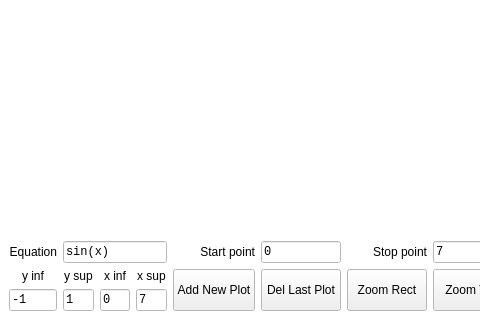
Old version of the form Grafico.ui in the repository Diogo-Rossi/SimplePlot; both pictures show x 0 to 480 and y 189 to 509 of the 780 by 509 pixel window.
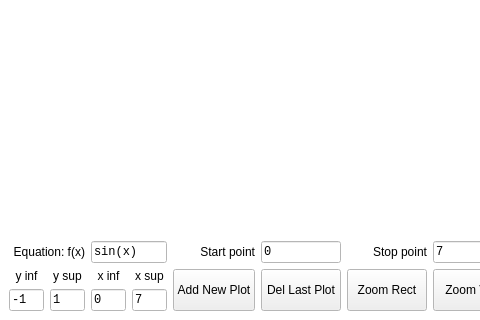
New version of the form. Icons and pictures are not drawn.

Commit message: Zoom with rectangle (RectangleSelector). Correct logic to make possible delete all the plots.

The edit to the form file:
```diff
--- a/Grafico.ui
+++ b/Grafico.ui
@@ -188,16 +188,6 @@
         </property>
        </widget>
       </item>
-      <item row="0" column="0">
-       <widget class="QLabel" name="label">
-        <property name="text">
-         <string>Equation</string>
-        </property>
-        <property name="alignment">
-         <set>Qt::AlignRight|Qt::AlignTrailing|Qt::AlignVCenter</set>
-        </property>
-       </widget>
-      </item>
       <item row="1" column="5" rowspan="2">
        <widget class="QPushButton" name="pushButtonDelPlot">
         <property name="sizePolicy">
@@ -346,24 +336,6 @@
         </property>
        </widget>
       </item>
-      <item row="0" column="1" colspan="3">
-       <widget class="QLineEdit" name="lineEditEq">
-        <property name="font">
-         <font>
-          <family>Consolas</family>
-         </font>
-        </property>
-        <property name="tabletTracking">
-         <bool>false</bool>
-        </property>
-        <property name="text">
-         <string>sin(x)</string>
-        </property>
-        <property name="placeholderText">
-         <string>Write Equation Here</string>
-        </property>
-       </widget>
-      </item>
       <item row="0" column="5">
        <widget class="QLineEdit" name="lineEditStart">
         <property name="sizePolicy">
@@ -466,6 +438,34 @@
         </property>
        </widget>
       </item>
+      <item row="0" column="2" colspan="2">
+       <widget class="QLineEdit" name="lineEditEq">
+        <property name="font">
+         <font>
+          <family>Consolas</family>
+         </font>
+        </property>
+        <property name="tabletTracking">
+         <bool>false</bool>
+        </property>
+        <property name="text">
+         <string>sin(x)</string>
+        </property>
+        <property name="placeholderText">
+         <string>Write Equation Here</string>
+        </property>
+       </widget>
+      </item>
+      <item row="0" column="0" colspan="2">
+       <widget class="QLabel" name="label">
+        <property name="text">
+         <string>Equation: f(x)</string>
+        </property>
+        <property name="alignment">
+         <set>Qt::AlignRight|Qt::AlignTrailing|Qt::AlignVCenter</set>
+        </property>
+       </widget>
+      </item>
      </layout>
     </item>
    </layout>
```
The commit also changes 2 other files.
